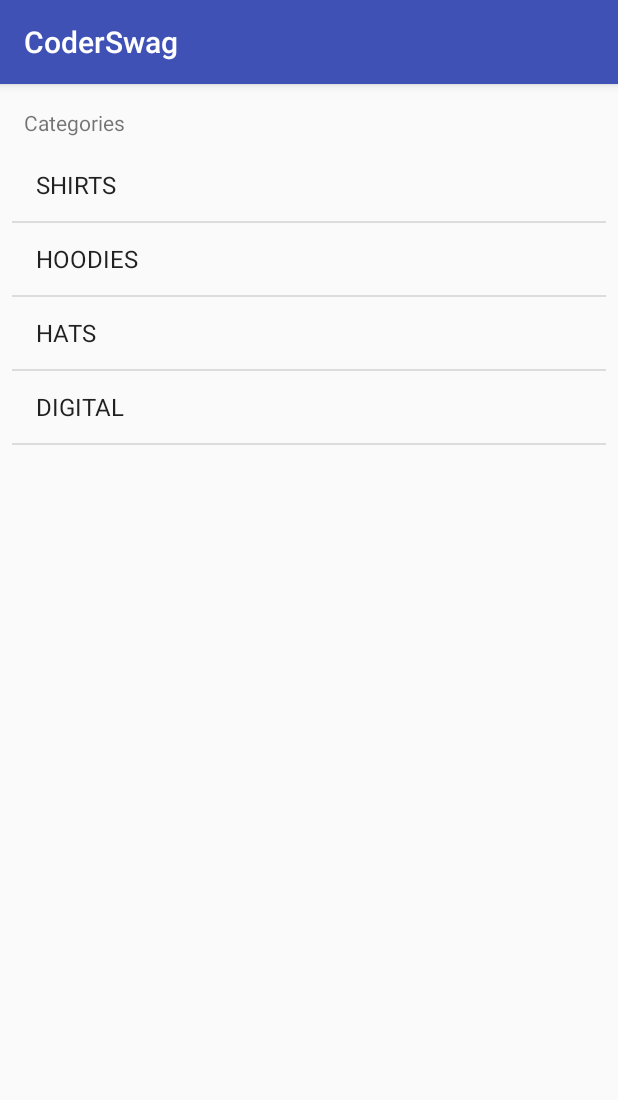
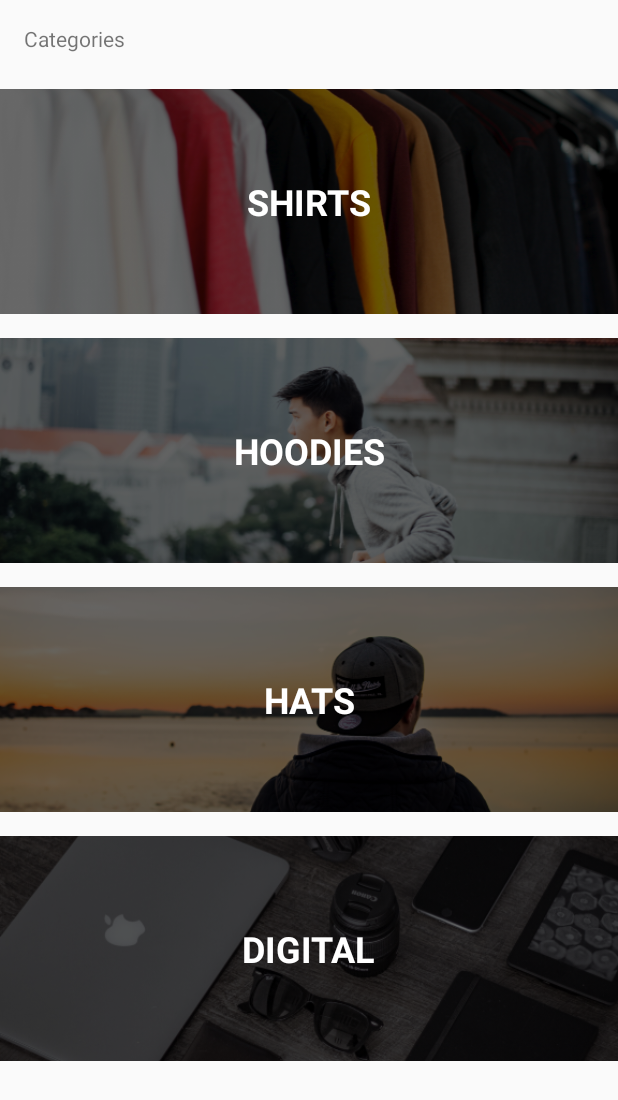
Before and after one commit to MrVitols/CoderSwag, an Android app: the screen it shows after launch (MainActivity), on a phone screen of 412 x 824 dp. Shown: the top 1100 px of the screen. Run offline under Robolectric (Android 15) with nearby library versions, the phone set to English and light mode, and no system bars.

Commit message:
lesson 04

```diff
--- /dev/null
+++ b/app/src/main/java/com/martinsvitols/coderswag/Adapters/CategoryAdapter.kt
@@ -0,0 +1,60 @@
+package com.martinsvitols.coderswag.Adapters
+
+import android.content.Context
+import android.view.LayoutInflater
+import android.view.View
+import android.view.ViewGroup
+import android.widget.BaseAdapter
+import android.widget.ImageView
+import android.widget.TextView
+import com.martinsvitols.coderswag.Model.Category
+import com.martinsvitols.coderswag.R
+
+class CategoryAdapter(context: Context, categories: List<Category>) : BaseAdapter() {
+
+    val context = context
+    val categories = categories
+
+    override fun getView(position: Int, convertView: View?, parent: ViewGroup?): View {
+        val categoryView: View
+        val holder : ViewHolder
+
+        if (convertView == null) {
+            categoryView = LayoutInflater.from(context).inflate(R.layout.category_list_item, null)
+            holder = ViewHolder()
+            holder.categoryImage = categoryView.findViewById(R.id.categoryImage)
+            holder.categoryName = categoryView.findViewById(R.id.categoryName)
+            categoryView.tag = holder
+        } else {
+            holder = convertView.tag as ViewHolder
+            categoryView = convertView
+        }
+
+
+
+        val category = categories[position]
+
+        val resourceId = context.resources.getIdentifier(category.image, "drawable", context.packageName)
+        holder.categoryImage?.setImageResource(resourceId)
+        holder.categoryName?.text = category.title
+        return categoryView
+    }
+
+    override fun getItem(position: Int): Any {
+        return categories[position]
+    }
+
+    override fun getItemId(position: Int): Long {
+        return 0
+    }
+
+    override fun getCount(): Int {
+        return categories.count()
+    }
+
+    private class ViewHolder {
+        var categoryImage: ImageView? = null
+        var categoryName: TextView? = null
+    }
+
+}
--- a/app/src/main/java/com/martinsvitols/coderswag/Controller/MainActivity.kt
+++ b/app/src/main/java/com/martinsvitols/coderswag/Controller/MainActivity.kt
@@ -2,23 +2,20 @@ package com.martinsvitols.coderswag.Controller
 
 import android.support.v7.app.AppCompatActivity
 import android.os.Bundle
-import android.widget.ArrayAdapter
-import com.martinsvitols.coderswag.Model.Category
+import com.martinsvitols.coderswag.Adapters.CategoryAdapter
 import com.martinsvitols.coderswag.R
 import com.martinsvitols.coderswag.Services.DataService
 import kotlinx.android.synthetic.main.activity_main.*
 
 class MainActivity : AppCompatActivity() {
 
-    lateinit var adapter : ArrayAdapter<Category>
+    lateinit var adapter : CategoryAdapter
 
     override fun onCreate(savedInstanceState: Bundle?) {
         super.onCreate(savedInstanceState)
         setContentView(R.layout.activity_main)
 
-        adapter = ArrayAdapter(this,
-                android.R.layout.simple_list_item_1,
-                DataService.categories)
+        adapter = CategoryAdapter(this, DataService.categories)
         categoryListView.adapter = adapter
     }
 }
--- a/app/src/main/res/layout/activity_main.xml
+++ b/app/src/main/res/layout/activity_main.xml
@@ -20,13 +20,11 @@
         android:id="@+id/categoryListView"
         android:layout_width="0dp"
         android:layout_height="0dp"
-        android:layout_marginBottom="8dp"
-        android:layout_marginEnd="8dp"
-        android:layout_marginStart="8dp"
-        android:layout_marginTop="8dp"
+        android:layout_marginTop="16dp"
         app:layout_constraintBottom_toBottomOf="parent"
         app:layout_constraintEnd_toEndOf="parent"
         app:layout_constraintStart_toStartOf="parent"
-        app:layout_constraintTop_toBottomOf="@+id/textView" />
+        app:layout_constraintTop_toBottomOf="@+id/textView"
+        android:divider="@null"/>
 
 </android.support.constraint.ConstraintLayout>
--- a/app/src/main/res/values/styles.xml
+++ b/app/src/main/res/values/styles.xml
@@ -1,7 +1,7 @@
 <resources>
 
     <!-- Base application theme. -->
-    <style name="AppTheme" parent="Theme.AppCompat.Light.DarkActionBar">
+    <style name="AppTheme" parent="Theme.AppCompat.Light.NoActionBar">
         <!-- Customize your theme here. -->
         <item name="colorPrimary">@color/colorPrimary</item>
         <item name="colorPrimaryDark">@color/colorPrimaryDark</item>
```
